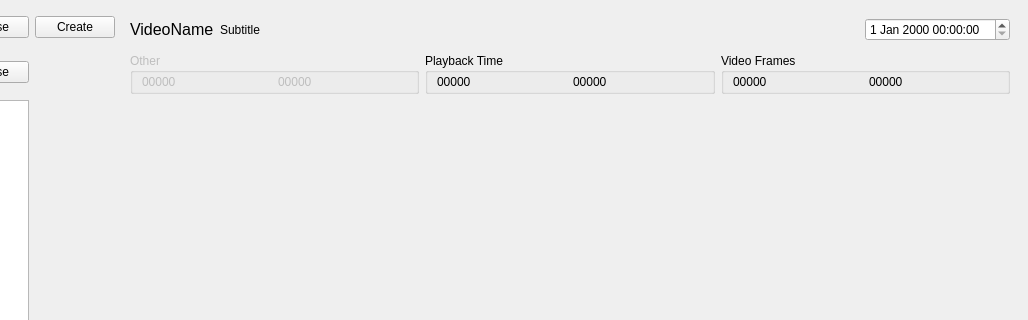
This is gui/main_window.ui in CommanderPho/looper as Qt 5 draws it before an edit; both pictures show x 360 to 1388 and y 0 to 320 of the 1388 by 664 pixel window. The edited form follows.
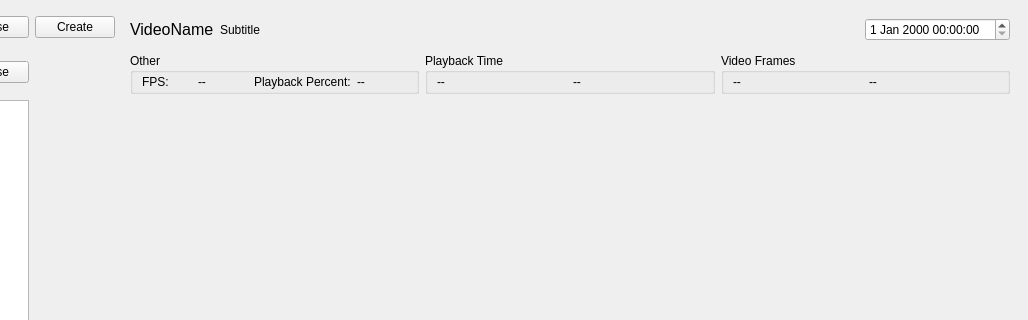
This is the edited form. Custom widgets are drawn as their Qt base class.

Commit message: Added more state functionality

What changed in the file:
```diff
--- a/gui/main_window.ui
+++ b/gui/main_window.ui
@@ -658,7 +658,7 @@
        <item>
         <widget class="QGroupBox" name="groupBox_3">
          <property name="enabled">
-          <bool>false</bool>
+          <bool>true</bool>
          </property>
          <property name="title">
           <string>Other</string>
@@ -673,14 +673,28 @@
           <item>
            <widget class="QLabel" name="lblCurrentFrame_3">
             <property name="text">
-             <string>00000</string>
+             <string>FPS:</string>
             </property>
            </widget>
           </item>
           <item>
            <widget class="QLabel" name="lblTotalFrames_3">
             <property name="text">
-             <string>00000</string>
+             <string>--</string>
+            </property>
+           </widget>
+          </item>
+          <item>
+           <widget class="QLabel" name="label_3">
+            <property name="text">
+             <string>Playback Percent:</string>
+            </property>
+           </widget>
+          </item>
+          <item>
+           <widget class="QLabel" name="lblPlaybackPercent">
+            <property name="text">
+             <string>--</string>
             </property>
            </widget>
           </item>
@@ -702,14 +716,14 @@
           <item>
            <widget class="QLabel" name="lblCurrentTime">
             <property name="text">
-             <string>00000</string>
+             <string>--</string>
             </property>
            </widget>
           </item>
           <item>
            <widget class="QLabel" name="lblTotalDuration">
             <property name="text">
-             <string>00000</string>
+             <string>--</string>
             </property>
            </widget>
           </item>
@@ -731,14 +745,14 @@
           <item>
            <widget class="QLabel" name="lblCurrentFrame">
             <property name="text">
-             <string>00000</string>
+             <string>--</string>
             </property>
            </widget>
           </item>
           <item>
            <widget class="QLabel" name="lblTotalFrames">
             <property name="text">
-             <string>00000</string>
+             <string>--</string>
             </property>
            </widget>
           </item>
```
Left out of the diff: 4 changed lines with no effect on the pictures. The commit also changes 2 other files.
